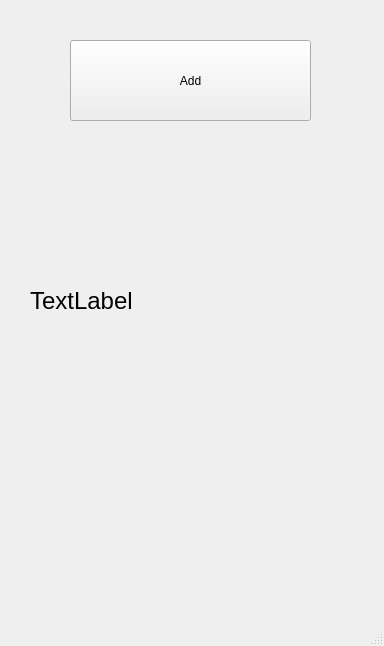
Qt form mainwindow.ui (oleksandrhf/GoHabit) before a commit.
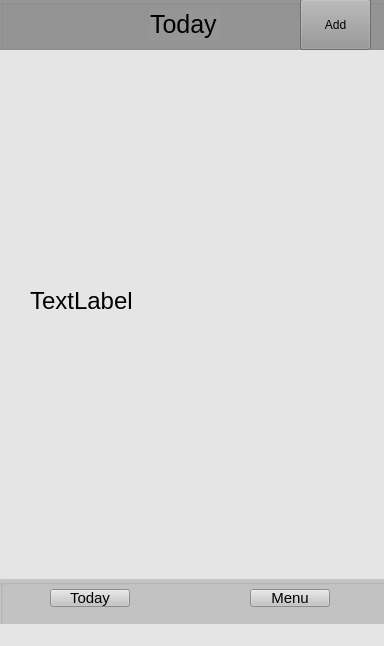
The same form after that commit.

Commit message: Create Today UI

```diff
--- a/mainwindow.ui
+++ b/mainwindow.ui
@@ -13,6 +13,9 @@
   <property name="windowTitle">
    <string>MainWindow</string>
   </property>
+  <property name="styleSheet">
+   <string notr="true">background: #E5E5E5;</string>
+  </property>
   <widget class="QWidget" name="centralwidget">
    <widget class="QLabel" name="label">
     <property name="geometry">
@@ -32,29 +35,154 @@
      <string>TextLabel</string>
     </property>
    </widget>
-   <widget class="QPushButton" name="pushButton">
+   <widget class="QGroupBox" name="groupBox">
     <property name="geometry">
      <rect>
-      <x>70</x>
-      <y>40</y>
-      <width>241</width>
-      <height>81</height>
+      <x>0</x>
+      <y>-1</y>
+      <width>391</width>
+      <height>51</height>
      </rect>
     </property>
-    <property name="text">
-     <string>Add</string>
+    <property name="styleSheet">
+     <string notr="true">position: absolute;
+width: 360px;
+height: 65px;
+left: -2px;
+top: 0px;
+
+background: #969696;</string>
     </property>
+    <property name="title">
+     <string/>
+    </property>
+    <widget class="QLabel" name="label_2">
+     <property name="geometry">
+      <rect>
+       <x>150</x>
+       <y>10</y>
+       <width>71</width>
+       <height>31</height>
+      </rect>
+     </property>
+     <property name="styleSheet">
+      <string notr="true">position: absolute;
+width: 89px;
+height: 37px;
+left: 135px;
+top: 5px;
+
+font-family: 'Inter';
+font-style: normal;
+font-weight: 400;
+font-size: 25px;
+line-height: 30px;
+
+color: #000000;</string>
+     </property>
+     <property name="text">
+      <string>Today</string>
+     </property>
+    </widget>
+    <widget class="QPushButton" name="pushButton">
+     <property name="geometry">
+      <rect>
+       <x>300</x>
+       <y>0</y>
+       <width>71</width>
+       <height>51</height>
+      </rect>
+     </property>
+     <property name="styleSheet">
+      <string notr="true">position: absolute;
+width: 36px;
+height: 36px;
+left: 311px;
+top: 6px;</string>
+     </property>
+     <property name="text">
+      <string>Add</string>
+     </property>
+    </widget>
    </widget>
-  </widget>
-  <widget class="QMenuBar" name="menubar">
-   <property name="geometry">
-    <rect>
-     <x>0</x>
-     <y>0</y>
-     <width>384</width>
-     <height>26</height>
-    </rect>
-   </property>
+   <widget class="QGroupBox" name="groupBox_2">
+    <property name="geometry">
+     <rect>
+      <x>0</x>
+      <y>579</y>
+      <width>391</width>
+      <height>51</height>
+     </rect>
+    </property>
+    <property name="styleSheet">
+     <string notr="true">position: absolute;
+width: 362px;
+height: 83.02px;
+left: -2px;
+top: 571px;
+
+background: #C4C4C4;</string>
+    </property>
+    <property name="title">
+     <string/>
+    </property>
+    <widget class="QPushButton" name="pushButton_2">
+     <property name="geometry">
+      <rect>
+       <x>50</x>
+       <y>10</y>
+       <width>80</width>
+       <height>18</height>
+      </rect>
+     </property>
+     <property name="styleSheet">
+      <string notr="true">position: absolute;
+width: 87px;
+height: 23.12px;
+left: 56px;
+top: 621.44px;
+
+font-family: 'Inter';
+font-style: normal;
+font-weight: 400;
+font-size: 15px;
+line-height: 18px;
+
+color: #000000;</string>
+     </property>
+     <property name="text">
+      <string>Today</string>
+     </property>
+    </widget>
+    <widget class="QPushButton" name="pushButton_3">
+     <property name="geometry">
+      <rect>
+       <x>250</x>
+       <y>10</y>
+       <width>80</width>
+       <height>18</height>
+      </rect>
+     </property>
+     <property name="styleSheet">
+      <string notr="true">position: absolute;
+width: 87px;
+height: 23.12px;
+left: 56px;
+top: 621.44px;
+
+font-family: 'Inter';
+font-style: normal;
+font-weight: 400;
+font-size: 15px;
+line-height: 18px;
+
+color: #000000;</string>
+     </property>
+     <property name="text">
+      <string>Menu</string>
+     </property>
+    </widget>
+   </widget>
   </widget>
   <widget class="QStatusBar" name="statusbar"/>
  </widget>
```
